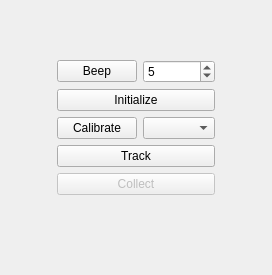
Above: branches/main/libs/code/cisstDevices/devNDISerialControllerQWidget.ui from eetuna/cisst before the change. Below: the same form after it.
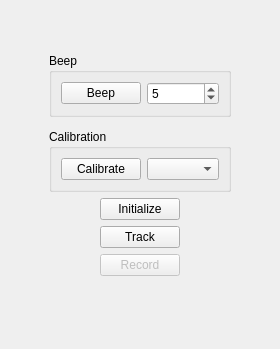
That is the form after the change.

Commit message: branches/main: cisstDevices/devMicronTracker: Tool names are now displayed on the frame; updates to the UI; added pivot calibration (buggy). branches/main: cisstDevices/devNDISerial: Made it a periodic task (mainly to have better control on resource allocation); compatibility updates to work with robotorium/cisstTracker.

```diff
--- a/branches/main/libs/code/cisstDevices/devNDISerialControllerQWidget.ui
+++ b/branches/main/libs/code/cisstDevices/devNDISerialControllerQWidget.ui
@@ -6,15 +6,15 @@
    <rect>
     <x>0</x>
     <y>0</y>
-    <width>272</width>
-    <height>275</height>
+    <width>280</width>
+    <height>349</height>
    </rect>
   </property>
   <property name="windowTitle">
    <string>Form</string>
   </property>
   <layout class="QGridLayout" name="gridLayout">
-   <item row="0" column="2" colspan="2">
+   <item row="0" column="2">
     <spacer name="SpacerTop">
      <property name="orientation">
       <enum>Qt::Vertical</enum>
@@ -27,8 +27,8 @@
      </property>
     </spacer>
    </item>
-   <item row="1" column="0" rowspan="5" colspan="2">
-    <spacer name="SpacerLeft">
+   <item row="1" column="0" rowspan="6">
+    <spacer name="SpacerLeftTop">
      <property name="orientation">
       <enum>Qt::Horizontal</enum>
      </property>
@@ -40,14 +40,20 @@
      </property>
     </spacer>
    </item>
-   <item row="1" column="2">
+   <item row="1" column="1" colspan="3">
+    <widget class="QGroupBox" name="BoxBeep">
+     <property name="title">
+      <string>Beep</string>
+     </property>
+     <layout class="QHBoxLayout" name="horizontalLayout">
+      <item>
     <widget class="QPushButton" name="ButtonBeep">
      <property name="text">
       <string>Beep</string>
      </property>
     </widget>
    </item>
-   <item row="1" column="3">
+      <item>
     <widget class="QSpinBox" name="NumberOfBeeps">
      <property name="minimum">
       <number>1</number>
@@ -60,8 +66,11 @@
      </property>
     </widget>
    </item>
-   <item row="1" column="4" rowspan="5" colspan="2">
-    <spacer name="SpacerRight">
+     </layout>
+    </widget>
+   </item>
+   <item row="1" column="4" rowspan="6">
+    <spacer name="SpacerRightTop">
      <property name="orientation">
       <enum>Qt::Horizontal</enum>
      </property>
@@ -73,14 +82,13 @@
      </property>
     </spacer>
    </item>
-   <item row="2" column="2" colspan="2">
-    <widget class="QPushButton" name="ButtonInitialize">
-     <property name="text">
-      <string>Initialize</string>
+   <item row="3" column="1" colspan="3">
+    <widget class="QGroupBox" name="BoxCalibration">
+     <property name="title">
+      <string>Calibration</string>
      </property>
-    </widget>
-   </item>
-   <item row="3" column="2">
+     <layout class="QHBoxLayout" name="horizontalLayout_2">
+      <item>
     <widget class="QPushButton" name="ButtonCalibratePivot">
      <property name="toolTip">
       <string>Calibrate the selected tool (starts after 5 seconds, collecting 500 points)</string>
@@ -90,7 +98,13 @@
      </property>
     </widget>
    </item>
-   <item row="4" column="2" colspan="2">
+      <item>
+       <widget class="QComboBox" name="BoxTools"/>
+      </item>
+     </layout>
+    </widget>
+   </item>
+   <item row="5" column="2">
     <widget class="QPushButton" name="ButtonTrack">
      <property name="text">
       <string>Track</string>
@@ -100,50 +114,50 @@
      </property>
     </widget>
    </item>
-   <item row="5" column="2" colspan="2">
-    <widget class="QPushButton" name="ButtonCollect">
+   <item row="6" column="2">
+    <widget class="QPushButton" name="ButtonRecord">
      <property name="enabled">
       <bool>false</bool>
      </property>
      <property name="text">
-      <string>Collect</string>
+      <string>Record</string>
      </property>
      <property name="checkable">
       <bool>true</bool>
      </property>
     </widget>
    </item>
-   <item row="7" column="2" colspan="2">
-    <spacer name="SpacerBottom">
+   <item row="7" column="0">
+    <spacer name="SpacerLeftBottom">
      <property name="orientation">
-      <enum>Qt::Vertical</enum>
+      <enum>Qt::Horizontal</enum>
      </property>
      <property name="sizeHint" stdset="0">
       <size>
-       <width>20</width>
-       <height>40</height>
+       <width>40</width>
+       <height>20</height>
       </size>
      </property>
     </spacer>
    </item>
-   <item row="6" column="1" colspan="4">
+   <item row="7" column="1" colspan="3">
     <layout class="QVBoxLayout" name="LayoutTools"/>
    </item>
-   <item row="6" column="0">
-    <spacer name="horizontalSpacer_2">
+   <item row="8" column="2">
+    <spacer name="SpacerBottom">
      <property name="orientation">
-      <enum>Qt::Horizontal</enum>
+      <enum>Qt::Vertical</enum>
      </property>
      <property name="sizeHint" stdset="0">
       <size>
-       <width>40</width>
-       <height>20</height>
+       <width>20</width>
+       <height>40</height>
       </size>
      </property>
     </spacer>
    </item>
-   <item row="6" column="5">
-    <spacer name="horizontalSpacer">
+   <item row="7" column="4">
+    <spacer name="SpacerRightBottom">
      <property name="orientation">
       <enum>Qt::Horizontal</enum>
      </property>
@@ -155,8 +169,12 @@
      </property>
     </spacer>
    </item>
-   <item row="3" column="3">
-    <widget class="QComboBox" name="BoxTools"/>
+   <item row="4" column="2">
+    <widget class="QPushButton" name="ButtonInitialize">
+     <property name="text">
+      <string>Initialize</string>
+     </property>
+    </widget>
    </item>
   </layout>
  </widget>
```
Lines whose indentation alone changed are shown as unchanged. The commit also changes 18 other files.
